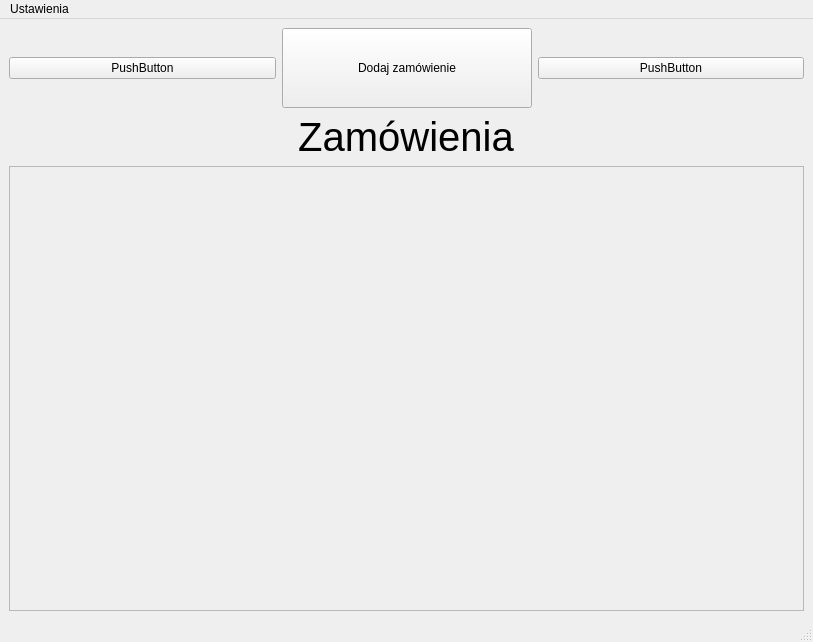
andreq114/OrdersManager_Client, file mainwindow.ui: the form before one commit.
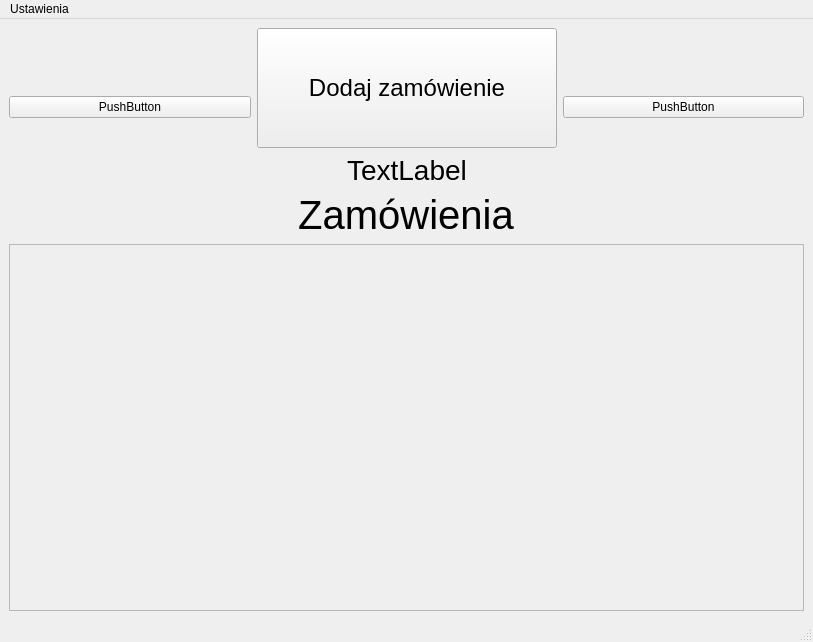
The form after the commit.

What changed in the file:
```diff
--- a/mainwindow.ui
+++ b/mainwindow.ui
@@ -25,25 +25,49 @@
        </widget>
       </item>
       <item>
+       <layout class="QVBoxLayout" name="verticalLayout_2">
+        <item>
        <widget class="QPushButton" name="addNewOrderButton">
         <property name="minimumSize">
          <size>
-          <width>200</width>
-          <height>80</height>
+            <width>300</width>
+            <height>120</height>
          </size>
         </property>
         <property name="maximumSize">
          <size>
-          <width>250</width>
-          <height>80</height>
-         </size>
-        </property>
+            <width>500</width>
+            <height>120</height>
+           </size>
+          </property>
+          <property name="font">
+           <font>
+            <pointsize>18</pointsize>
+           </font>
+          </property>
         <property name="text">
          <string>Dodaj zamówienie</string>
         </property>
        </widget>
       </item>
       <item>
+         <widget class="QLabel" name="nextOrderLabel">
+          <property name="font">
+           <font>
+            <pointsize>21</pointsize>
+           </font>
+          </property>
+          <property name="text">
+           <string>TextLabel</string>
+          </property>
+          <property name="alignment">
+           <set>Qt::AlignCenter</set>
+          </property>
+         </widget>
+        </item>
+       </layout>
+      </item>
+      <item>
        <widget class="QPushButton" name="soundButton">
         <property name="text">
          <string>PushButton</string>
@@ -90,7 +114,7 @@
            <x>0</x>
            <y>0</y>
            <width>787</width>
-           <height>408</height>
+           <height>317</height>
           </rect>
          </property>
         </widget>
```
Lines whose indentation alone changed are shown as unchanged.
